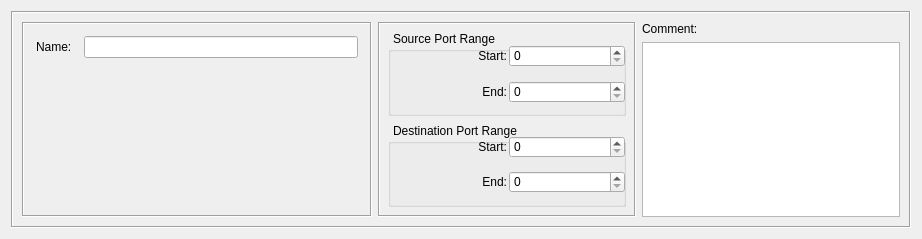
Qt form src/libgui/udpservicedialog_q.ui (fwbuilder/fwbuilder) before a commit.
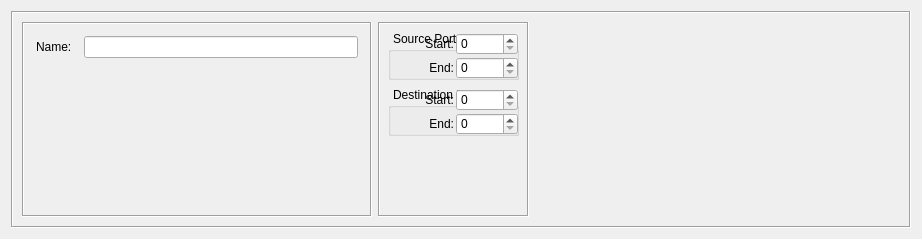
The same form after that commit. Custom widgets are drawn as their Qt base class.

Commit message:
Manually merged keyword management/filtering code from fortress. All dialogs modified to include custom keyword/comment widget.
Also added first cut at 'dynamic group' implementation.

What changed in the file:
```diff
--- a/src/libgui/udpservicedialog_q.ui
+++ b/src/libgui/udpservicedialog_q.ui
@@ -30,11 +30,11 @@
      <property name="frameShadow" >
       <enum>QFrame::Sunken</enum>
      </property>
-     <layout class="QGridLayout" >
-      <item rowspan="2" row="0" column="0" >
-       <widget class="QFrame" name="frame28" >
-        <property name="sizePolicy" >
-         <sizepolicy vsizetype="Preferred" hsizetype="Fixed" >
+     <layout class="QHBoxLayout" name="horizontalLayout">
+      <item>
+       <widget class="QFrame" name="frame28">
+        <property name="sizePolicy">
+         <sizepolicy hsizetype="Fixed" vsizetype="Preferred">
           <horstretch>0</horstretch>
           <verstretch>0</verstretch>
          </sizepolicy>
@@ -109,10 +109,10 @@
         </layout>
        </widget>
       </item>
-      <item rowspan="2" row="0" column="1" >
-       <widget class="QFrame" name="frame27" >
-        <property name="sizePolicy" >
-         <sizepolicy vsizetype="Preferred" hsizetype="Expanding" >
+      <item>
+       <widget class="QFrame" name="frame27">
+        <property name="sizePolicy">
+         <sizepolicy hsizetype="Preferred" vsizetype="Preferred">
           <horstretch>0</horstretch>
           <verstretch>0</verstretch>
          </sizepolicy>
@@ -123,20 +123,20 @@
         <property name="frameShadow" >
          <enum>QFrame::Sunken</enum>
         </property>
-        <layout class="QGridLayout" >
-         <property name="horizontalSpacing" >
+        <layout class="QGridLayout">
+         <property name="horizontalSpacing">
           <number>2</number>
          </property>
-         <property name="verticalSpacing" >
+         <property name="verticalSpacing">
           <number>8</number>
          </property>
-         <property name="margin" >
+         <property name="margin">
           <number>8</number>
          </property>
-         <item row="0" column="0" >
-          <widget class="QGroupBox" name="groupBox1" >
-           <property name="styleSheet" >
-            <string notr="true" >QGroupBox {
+         <item row="0" column="0">
+          <widget class="QGroupBox" name="groupBox1">
+           <property name="styleSheet">
+            <string notr="true">QGroupBox {
 	margin-top: 1ex;
 	padding-top: 1ex;
 	padding-bottom: 0px;
@@ -158,16 +158,16 @@
            <property name="title" >
             <string>Source Port Range</string>
            </property>
-           <layout class="QGridLayout" >
-            <property name="margin" >
+           <layout class="QGridLayout">
+            <property name="margin">
              <number>0</number>
             </property>
-            <property name="spacing" >
+            <property name="spacing">
              <number>2</number>
             </property>
-            <item row="0" column="0" >
-             <widget class="QLabel" name="textLabel3" >
-              <property name="text" >
+            <item row="0" column="0">
+             <widget class="QLabel" name="textLabel3">
+              <property name="text">
                <string>Start:</string>
               </property>
               <property name="alignment" >
@@ -178,9 +178,9 @@
               </property>
              </widget>
             </item>
-            <item row="0" column="1" >
-             <widget class="QSpinBox" name="ss" >
-              <property name="buttonSymbols" >
+            <item row="0" column="1">
+             <widget class="QSpinBox" name="ss">
+              <property name="buttonSymbols">
                <enum>QAbstractSpinBox::UpDownArrows</enum>
               </property>
               <property name="maximum" >
@@ -188,9 +188,9 @@
               </property>
              </widget>
             </item>
-            <item row="1" column="0" >
-             <widget class="QLabel" name="textLabel3_2" >
-              <property name="text" >
+            <item row="1" column="0">
+             <widget class="QLabel" name="textLabel3_2">
+              <property name="text">
                <string>End:</string>
               </property>
               <property name="alignment" >
@@ -201,9 +201,9 @@
               </property>
              </widget>
             </item>
-            <item row="1" column="1" >
-             <widget class="QSpinBox" name="se" >
-              <property name="buttonSymbols" >
+            <item row="1" column="1">
+             <widget class="QSpinBox" name="se">
+              <property name="buttonSymbols">
                <enum>QAbstractSpinBox::UpDownArrows</enum>
               </property>
               <property name="maximum" >
@@ -214,10 +214,10 @@
            </layout>
           </widget>
          </item>
-         <item row="1" column="0" >
-          <widget class="QGroupBox" name="groupBox1_2" >
-           <property name="styleSheet" >
-            <string notr="true" >QGroupBox {
+         <item row="1" column="0">
+          <widget class="QGroupBox" name="groupBox1_2">
+           <property name="styleSheet">
+            <string notr="true">QGroupBox {
 	margin-top: 1ex;
 	padding-top: 1ex;
 	padding-bottom: 0px;
@@ -239,16 +239,16 @@
            <property name="title" >
             <string>Destination Port Range</string>
            </property>
-           <layout class="QGridLayout" >
-            <property name="margin" >
+           <layout class="QGridLayout">
+            <property name="margin">
              <number>0</number>
             </property>
-            <property name="spacing" >
+            <property name="spacing">
              <number>2</number>
             </property>
-            <item row="0" column="0" >
-             <widget class="QLabel" name="textLabel3_3" >
-              <property name="text" >
+            <item row="0" column="0">
+             <widget class="QLabel" name="textLabel3_3">
+              <property name="text">
                <string>Start:</string>
               </property>
               <property name="alignment" >
@@ -259,9 +259,9 @@
               </property>
              </widget>
             </item>
-            <item row="0" column="1" >
-             <widget class="QSpinBox" name="ds" >
-              <property name="buttonSymbols" >
+            <item row="0" column="1">
+             <widget class="QSpinBox" name="ds">
+              <property name="buttonSymbols">
                <enum>QAbstractSpinBox::UpDownArrows</enum>
               </property>
               <property name="maximum" >
@@ -269,9 +269,9 @@
               </property>
              </widget>
             </item>
-            <item row="1" column="0" >
-             <widget class="QLabel" name="textLabel3_2_2" >
-              <property name="text" >
+            <item row="1" column="0">
+             <widget class="QLabel" name="textLabel3_2_2">
+              <property name="text">
                <string>End:</string>
               </property>
               <property name="alignment" >
@@ -282,9 +282,9 @@
               </property>
              </widget>
             </item>
-            <item row="1" column="1" >
-             <widget class="QSpinBox" name="de" >
-              <property name="buttonSymbols" >
+            <item row="1" column="1">
+             <widget class="QSpinBox" name="de">
+              <property name="buttonSymbols">
                <enum>QAbstractSpinBox::UpDownArrows</enum>
               </property>
               <property name="maximum" >
@@ -295,41 +295,29 @@
            </layout>
           </widget>
          </item>
+         <item row="2" column="0">
+          <spacer name="verticalSpacer">
+           <property name="orientation">
+            <enum>Qt::Vertical</enum>
+           </property>
+           <property name="sizeHint" stdset="0">
+            <size>
+             <width>20</width>
+             <height>40</height>
+            </size>
+           </property>
+          </spacer>
+         </item>
         </layout>
        </widget>
       </item>
-      <item row="0" column="2" >
-       <widget class="QLabel" name="textLabel2" >
-        <property name="sizePolicy" >
-         <sizepolicy vsizetype="Fixed" hsizetype="Preferred" >
+      <item>
+       <widget class="CommentKeywords" name="commentKeywords" native="true">
+        <property name="sizePolicy">
+         <sizepolicy hsizetype="Expanding" vsizetype="Expanding">
           <horstretch>0</horstretch>
           <verstretch>0</verstretch>
          </sizepolicy>
-        </property>
-        <property name="text" >
-         <string>Comment:</string>
-        </property>
-        <property name="wordWrap" >
-         <bool>false</bool>
-        </property>
-       </widget>
-      </item>
-      <item row="1" column="2" >
-       <widget class="TextEditWidget" name="comment" >
-        <property name="sizePolicy" >
-         <sizepolicy vsizetype="Expanding" hsizetype="Expanding" >
-          <horstretch>0</horstretch>
-          <verstretch>0</verstretch>
-         </sizepolicy>
-        </property>
-        <property name="minimumSize" >
-         <size>
-          <width>200</width>
-          <height>0</height>
-         </size>
-        </property>
-        <property name="tabChangesFocus" >
-         <bool>true</bool>
         </property>
        </widget>
       </item>
@@ -340,14 +328,10 @@
  </widget>
  <customwidgets>
   <customwidget>
-   <class>TextEditWidget</class>
-   <extends>QTextEdit</extends>
-   <header>TextEditWidget.h</header>
-  </customwidget>
-  <customwidget>
-   <class>QLineEdit</class>
-   <extends>QLineEdit</extends>
-   <header>QLineEdit.h</header>
+   <class>CommentKeywords</class>
+   <extends>QWidget</extends>
+   <header>CommentKeywords.h</header>
+   <container>1</container>
   </customwidget>
  </customwidgets>
  <tabstops>
```
Left out of the diff: 210 changed lines with no effect on the pictures. The commit also changes 87 other files.
